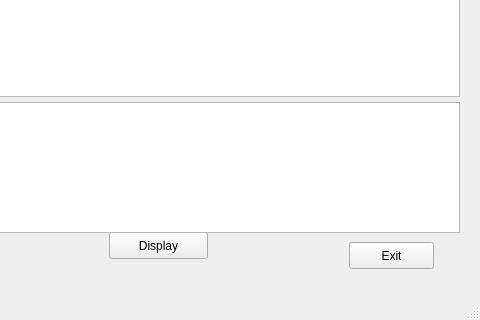
This is Windows/MainWindow.ui in SaeedAbdelWahab/Python-Packet-Sniffer as Qt 5 draws it before an edit; both pictures show x 311 to 791 and y 357 to 677 of the 791 by 677 pixel window. The edited form follows.
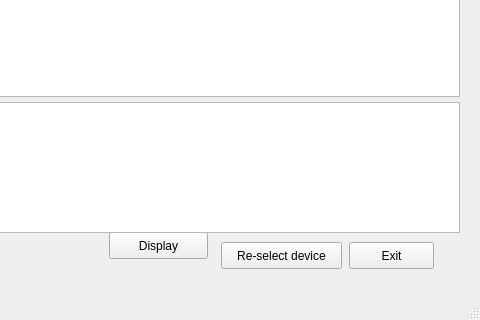
This is the edited form. Icons and pictures are not drawn.

Commit message: reselect device btn added to recapture from device after file was loaded

Diff of the .ui file:
```diff
--- a/Windows/MainWindow.ui
+++ b/Windows/MainWindow.ui
@@ -228,6 +228,19 @@
      <set>Qt::TextSelectableByKeyboard|Qt::TextSelectableByMouse</set>
     </property>
    </widget>
+   <widget class="QPushButton" name="Reselect">
+    <property name="geometry">
+     <rect>
+      <x>532</x>
+      <y>580</y>
+      <width>121</width>
+      <height>27</height>
+     </rect>
+    </property>
+    <property name="text">
+     <string>Re-select device</string>
+    </property>
+   </widget>
   </widget>
   <widget class="QStatusBar" name="statusBar">
    <property name="statusTip">
```
The commit also changes 3 other files.
